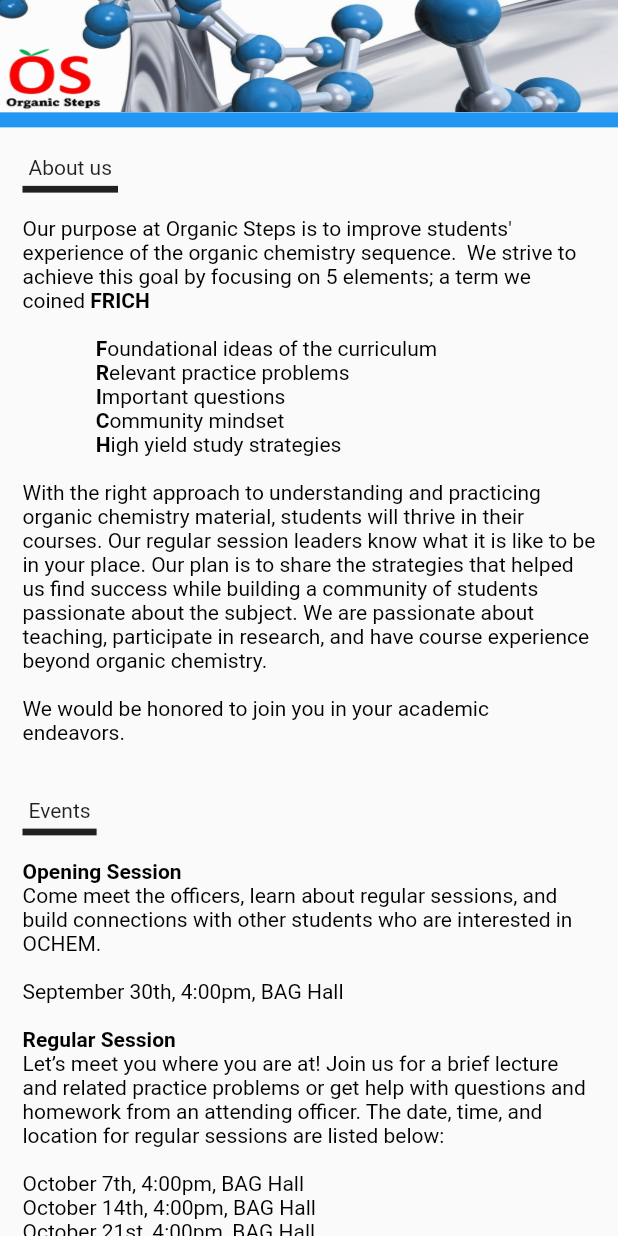
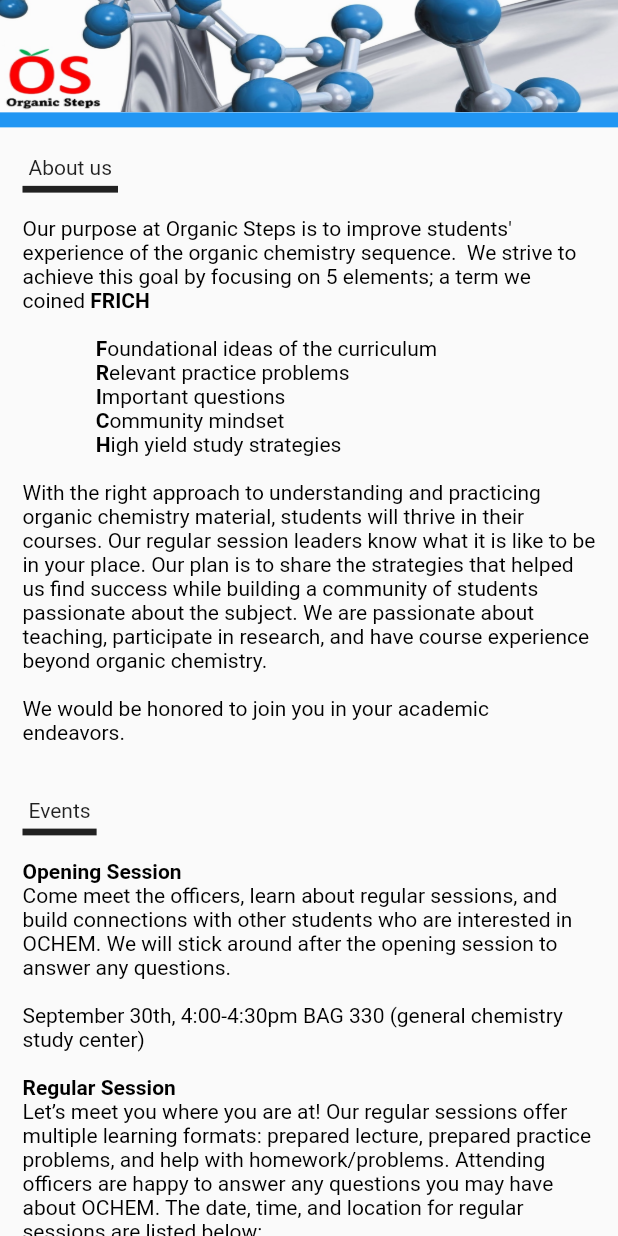
Before and after one commit to GithubN0ob/organic-steps, a Flutter app: the screen it shows after launch, on a phone screen of 412 x 824 dp. Run offline on Flutter 3.47's test engine with Material 2 defaults, Android fonts, the light colour scheme and no system bars.

Commit message:
updated web contents to finalized draft

```diff
--- a/lib/commons/constants.dart
+++ b/lib/commons/constants.dart
@@ -68,9 +68,9 @@ RichText events_richtext = RichText(
           style: TextStyle(fontWeight: FontWeight.bold)),
       TextSpan(text: '''
 
-Come meet the officers, learn about regular sessions, and build connections with other students who are interested in OCHEM.
+Come meet the officers, learn about regular sessions, and build connections with other students who are interested in OCHEM. We will stick around after the opening session to answer any questions.
 
-September 30th, 4:00pm, BAG Hall
+September 30th, 4:00-4:30pm BAG 330 (general chemistry study center)
 
 '''),
       TextSpan(
@@ -79,17 +79,16 @@ September 30th, 4:00pm, BAG Hall
       TextSpan(
         text: '''
 
-Let’s meet you where you are at! Join us for a brief lecture and related practice problems or get help with questions and homework from an attending officer. The date, time, and location for regular sessions are listed below:
+Let’s meet you where you are at! Our regular sessions offer multiple learning formats: prepared lecture, prepared practice problems, and help with homework/problems. Attending officers are happy to answer any questions you may have about OCHEM. The date, time, and location for regular sessions are listed below:
 
-October 7th, 4:00pm, BAG Hall
-October 14th, 4:00pm, BAG Hall
-October 21st, 4:00pm, BAG Hall
-October 28th, 4:00pm, BAG Hall
-November 4th, 4:00pm, BAG Hall
-November 11th, 4:00pm, BAG Hall
-November 18th, 4:00pm, BAG Hall
-November 25th, 4:00pm, BAG Hall
-November 4th, 4:00pm, BAG Hall
+October 7th, (F) 5:30-6:30pm BAG 331A
+October 14th, (F) 5:30-6:30pm BAG 331A
+October 21st, (F) 5:30-6:30pm BAG 331A
+October 28th, (F) 5:30-6:30pm BAG 331A
+November 4th, (F) 5:30-6:30pm BAG 331A
+November 11th, (F) 5:30-6:30pm BAG 331A
+November 18th, (F) 5:30-6:30pm BAG 331A
+December 2nd , (F) 5:30-6:30pm BAG 331A
 
 ''',
       ),
@@ -99,9 +98,7 @@ November 4th, 4:00pm, BAG Hall
       TextSpan(
         text: '''
 
-December 2nd, 4:00pm, BAG Hall
-
-[Description]
+December 9th, 5:30-6:30pm BAG 331A
 ''',
       ),
     ],
@@ -165,7 +162,7 @@ RichText tips_richtext = RichText(
     children: <TextSpan>[
       TextSpan(
         text:
-            """Our philosophy behind academic success is that comprehension is greater than memorization. Instead of force feeding our brains information about chemical reactions and memorizing spectroscopy tables, let’s focus on the foundational ideas behind such concepts. Not only will understanding these concepts make memorization easier, but this comprehension will lead to greater enjoyment of the subject.
+            """Our philosophy behind academic success is that comprehension is greater than memorization. Instead of force feeding our brains information about chemical reactions and memorizing spectroscopy values, let’s focus on the foundational ideas behind such concepts. Not only will understanding these concepts make memorization easier, but this comprehension will lead to greater enjoyment of the subject.
 
 To learn more about what helped us succeed in organic chemistry, join us at one of our regular sessions listed above!""",
       ),
--- a/lib/home.dart
+++ b/lib/home.dart
@@ -21,7 +21,7 @@ class _MyHomePageState extends State<MyHomePage> {
       Section('About us', about_us_richtext),
       Section('Events', events_richtext),
       Section('Get Connected', get_connected_richtext),
-      Section('Tips for OCHEM', tips_richtext),
+      Section('Our Tip for OCHEM', tips_richtext),
     ];
   }
 
@@ -79,7 +79,10 @@ class _MyHomePageState extends State<MyHomePage> {
             ),
             Text(
                 "“If we succeed in giving the love of learning, the learning itself is sure to follow”- John Lubbock"),
+            const SizedBox(height: 4,),
             Text("OSemail@uw.edu"),
+            const SizedBox(height: 4,),
+            Text("University of Washington"),
             const SizedBox(height: 16),
             HPFooter(),
           ],
```
